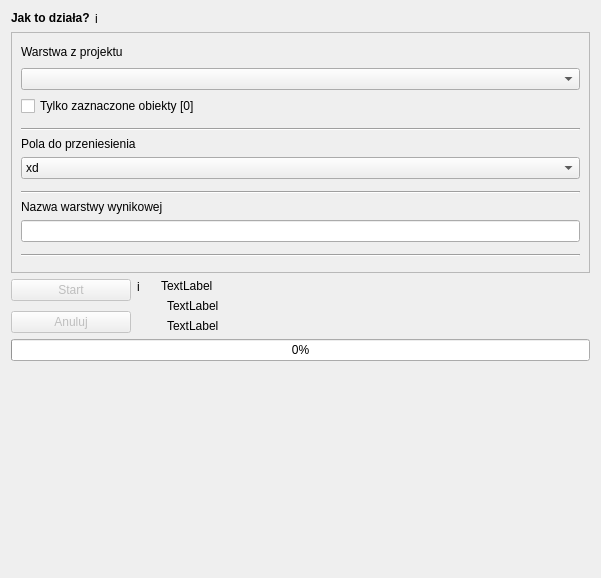
Before: the Qt Designer form gissupport_plugin/modules/uldk/modules/layer_import/main_base.ui in gis-support/gis-support-plugin, drawn with Qt 5.
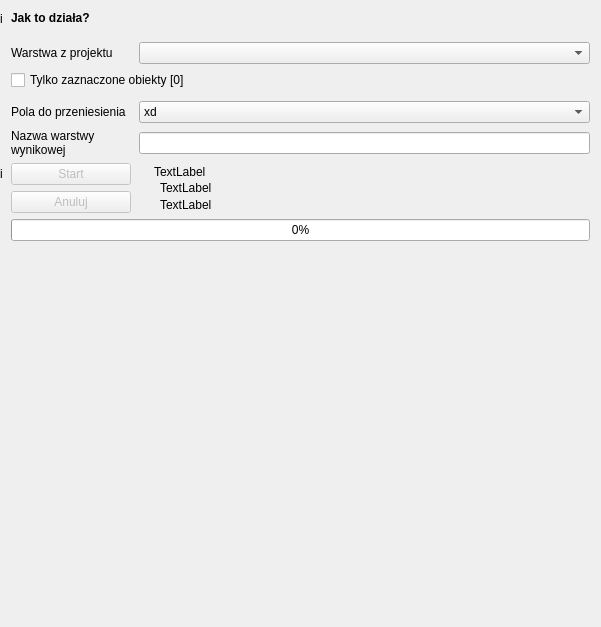
After: the same form once the commit is applied. Custom widgets are drawn as their Qt base class.

What changed in the file:
```diff
--- a/gissupport_plugin/modules/uldk/modules/layer_import/main_base.ui
+++ b/gissupport_plugin/modules/uldk/modules/layer_import/main_base.ui
@@ -7,7 +7,7 @@
     <x>0</x>
     <y>0</y>
     <width>601</width>
-    <height>578</height>
+    <height>627</height>
    </rect>
   </property>
   <property name="sizePolicy">
@@ -26,37 +26,68 @@
    <enum>QFrame::Raised</enum>
   </property>
   <layout class="QVBoxLayout" name="verticalLayout">
+   <property name="leftMargin">
+    <number>0</number>
+   </property>
    <item>
-    <widget class="QFrame" name="frame_how_it_works">
-     <property name="frameShape">
-      <enum>QFrame::NoFrame</enum>
-     </property>
-     <property name="frameShadow">
-      <enum>QFrame::Raised</enum>
-     </property>
-     <property name="lineWidth">
+    <layout class="QGridLayout" name="gridLayout_3">
+     <property name="leftMargin">
       <number>0</number>
      </property>
-     <layout class="QFormLayout" name="formLayout_3">
       <property name="horizontalSpacing">
-       <number>5</number>
-      </property>
-      <property name="verticalSpacing">
-       <number>0</number>
-      </property>
-      <property name="leftMargin">
-       <number>0</number>
-      </property>
-      <property name="topMargin">
-       <number>0</number>
-      </property>
-      <property name="rightMargin">
-       <number>0</number>
-      </property>
-      <property name="bottomMargin">
-       <number>0</number>
-      </property>
-      <item row="0" column="1">
+      <number>8</number>
+     </property>
+     <item row="7" column="1">
+      <widget class="QPushButton" name="button_start">
+       <property name="enabled">
+        <bool>false</bool>
+       </property>
+       <property name="sizePolicy">
+        <sizepolicy hsizetype="Maximum" vsizetype="Fixed">
+         <horstretch>0</horstretch>
+         <verstretch>0</verstretch>
+        </sizepolicy>
+       </property>
+       <property name="minimumSize">
+        <size>
+         <width>120</width>
+         <height>0</height>
+        </size>
+       </property>
+       <property name="text">
+        <string>Start</string>
+       </property>
+      </widget>
+     </item>
+     <item row="8" column="1">
+      <widget class="QPushButton" name="button_cancel">
+       <property name="enabled">
+        <bool>false</bool>
+       </property>
+       <property name="sizePolicy">
+        <sizepolicy hsizetype="Minimum" vsizetype="Fixed">
+         <horstretch>0</horstretch>
+         <verstretch>0</verstretch>
+        </sizepolicy>
+       </property>
+       <property name="minimumSize">
+        <size>
+         <width>120</width>
+         <height>0</height>
+        </size>
+       </property>
+       <property name="maximumSize">
+        <size>
+         <width>120</width>
+         <height>16777215</height>
+        </size>
+       </property>
+       <property name="text">
+        <string>Anuluj</string>
+       </property>
+      </widget>
+     </item>
+     <item row="0" column="0">
        <widget class="QLabel" name="label_info_icon">
         <property name="maximumSize">
          <size>
@@ -75,7 +106,42 @@
         </property>
        </widget>
       </item>
-      <item row="0" column="0">
+     <item row="1" column="1">
+      <spacer name="verticalSpacer_2">
+       <property name="orientation">
+        <enum>Qt::Vertical</enum>
+       </property>
+       <property name="sizeType">
+        <enum>QSizePolicy::Minimum</enum>
+       </property>
+       <property name="sizeHint" stdset="0">
+        <size>
+         <width>20</width>
+         <height>10</height>
+        </size>
+       </property>
+      </spacer>
+     </item>
+     <item row="4" column="1">
+      <spacer name="verticalSpacer_4">
+       <property name="orientation">
+        <enum>Qt::Vertical</enum>
+       </property>
+       <property name="sizeType">
+        <enum>QSizePolicy::Preferred</enum>
+       </property>
+       <property name="sizeHint" stdset="0">
+        <size>
+         <width>20</width>
+         <height>5</height>
+        </size>
+       </property>
+      </spacer>
+     </item>
+     <item row="2" column="2">
+      <widget class="QgsMapLayerComboBox" name="layer_select"/>
+     </item>
+     <item row="0" column="1">
        <widget class="QLabel" name="label_info">
         <property name="maximumSize">
          <size>
@@ -97,123 +163,48 @@
         </property>
        </widget>
       </item>
-     </layout>
-    </widget>
-   </item>
-   <item>
-    <widget class="QFrame" name="frame">
-     <property name="sizePolicy">
-      <sizepolicy hsizetype="Preferred" vsizetype="Minimum">
-       <horstretch>0</horstretch>
-       <verstretch>0</verstretch>
-      </sizepolicy>
-     </property>
-     <property name="minimumSize">
-      <size>
-       <width>0</width>
-       <height>240</height>
-      </size>
-     </property>
+     <item row="6" column="1">
+      <widget class="QLabel" name="label_2">
      <property name="maximumSize">
       <size>
-       <width>16777215</width>
-       <height>16777215</height>
-      </size>
-     </property>
-     <property name="frameShape">
-      <enum>QFrame::StyledPanel</enum>
-     </property>
-     <property name="frameShadow">
-      <enum>QFrame::Raised</enum>
-     </property>
-     <layout class="QVBoxLayout" name="verticalLayout_8">
-      <item>
-       <widget class="QFrame" name="frame_4">
-        <property name="frameShape">
-         <enum>QFrame::NoFrame</enum>
-        </property>
-        <property name="frameShadow">
-         <enum>QFrame::Raised</enum>
-        </property>
-        <layout class="QVBoxLayout" name="verticalLayout_7">
-         <property name="leftMargin">
-          <number>0</number>
-         </property>
-         <property name="topMargin">
-          <number>0</number>
-         </property>
-         <property name="rightMargin">
-          <number>0</number>
-         </property>
-         <property name="bottomMargin">
-          <number>6</number>
-         </property>
-         <item>
-          <widget class="QLabel" name="label">
-           <property name="minimumSize">
-            <size>
-             <width>0</width>
-             <height>20</height>
-            </size>
-           </property>
+         <width>150</width>
+         <height>100</height>
+        </size>
+       </property>
+       <property name="text">
+        <string>Nazwa warstwy
+wynikowej</string>
+       </property>
+       <property name="wordWrap">
+        <bool>true</bool>
+       </property>
+      </widget>
+     </item>
+     <item row="7" column="0">
+      <widget class="QLabel" name="label_info_start">
            <property name="maximumSize">
             <size>
-             <width>16777215</width>
-             <height>20</height>
-            </size>
-           </property>
-           <property name="text">
-            <string>Warstwa z projektu</string>
-           </property>
-          </widget>
-         </item>
-         <item>
-          <widget class="QgsMapLayerComboBox" name="layer_select"/>
-         </item>
-         <item>
-          <widget class="QCheckBox" name="checkbox_selected_only">
+         <width>15</width>
+         <height>15</height>
+        </size>
+       </property>
+       <property name="toolTip">
+        <string/>
+       </property>
            <property name="text">
-            <string>Tylko zaznaczone obiekty [0]</string>
-           </property>
-          </widget>
-         </item>
-        </layout>
-       </widget>
-      </item>
-      <item>
-       <widget class="Line" name="line_2">
-        <property name="orientation">
-         <enum>Qt::Horizontal</enum>
+        <string>i</string>
+       </property>
+       <property name="scaledContents">
+        <bool>true</bool>
         </property>
        </widget>
       </item>
-      <item>
-       <widget class="QFrame" name="frame_3">
-        <property name="frameShape">
-         <enum>QFrame::NoFrame</enum>
-        </property>
-        <property name="frameShadow">
-         <enum>QFrame::Raised</enum>
-        </property>
-        <layout class="QVBoxLayout" name="verticalLayout_6">
-         <property name="leftMargin">
-          <number>0</number>
-         </property>
-         <property name="topMargin">
-          <number>0</number>
-         </property>
-         <property name="rightMargin">
-          <number>0</number>
-         </property>
-         <property name="bottomMargin">
-          <number>6</number>
-         </property>
-         <item>
+     <item row="5" column="1">
           <widget class="QLabel" name="label_4">
            <property name="maximumSize">
             <size>
-             <width>16777215</width>
-             <height>20</height>
+         <width>150</width>
+         <height>100</height>
             </size>
            </property>
            <property name="text">
@@ -224,76 +215,7 @@
            </property>
           </widget>
          </item>
-         <item>
-          <widget class="QgsCheckableComboBox" name="combobox_fields_select">
-           <property name="defaultText">
-            <string>Kliknij strzałkę, aby wybrać</string>
-           </property>
-           <item>
-            <property name="text">
-             <string>xd</string>
-            </property>
-           </item>
-           <item>
-            <property name="text">
-             <string>Nowy element</string>
-            </property>
-           </item>
-           <item>
-            <property name="text">
-             <string>dx</string>
-            </property>
-           </item>
-          </widget>
-         </item>
-        </layout>
-       </widget>
-      </item>
-      <item>
-       <widget class="Line" name="line">
-        <property name="orientation">
-         <enum>Qt::Horizontal</enum>
-        </property>
-       </widget>
-      </item>
-      <item>
-       <widget class="QFrame" name="frame_5">
-        <property name="frameShape">
-         <enum>QFrame::NoFrame</enum>
-        </property>
-        <property name="frameShadow">
-         <enum>QFrame::Raised</enum>
-        </property>
-        <layout class="QVBoxLayout" name="verticalLayout_4">
-         <property name="leftMargin">
-          <number>0</number>
-         </property>
-         <property name="topMargin">
-          <number>0</number>
-         </property>
-         <property name="rightMargin">
-          <number>0</number>
-         </property>
-         <property name="bottomMargin">
-          <number>6</number>
-         </property>
-         <item>
-          <widget class="QLabel" name="label_2">
-           <property name="maximumSize">
-            <size>
-             <width>16777215</width>
-             <height>20</height>
-            </size>
-           </property>
-           <property name="text">
-            <string>Nazwa warstwy wynikowej</string>
-           </property>
-           <property name="wordWrap">
-            <bool>true</bool>
-           </property>
-          </widget>
-         </item>
-         <item>
+     <item row="6" column="2">
           <widget class="QLineEdit" name="text_edit_target_layer_name">
            <property name="sizePolicy">
             <sizepolicy hsizetype="Expanding" vsizetype="Fixed">
@@ -303,151 +225,7 @@
            </property>
           </widget>
          </item>
-        </layout>
-       </widget>
-      </item>
-      <item>
-       <widget class="Line" name="line_3">
-        <property name="orientation">
-         <enum>Qt::Horizontal</enum>
-        </property>
-       </widget>
-      </item>
-      <item>
-       <widget class="QFrame" name="frame_6">
-        <property name="frameShape">
-         <enum>QFrame::NoFrame</enum>
-        </property>
-        <property name="frameShadow">
-         <enum>QFrame::Raised</enum>
-        </property>
-        <layout class="QFormLayout" name="formLayout">
-         <property name="horizontalSpacing">
-          <number>0</number>
-         </property>
-         <property name="leftMargin">
-          <number>0</number>
-         </property>
-         <property name="topMargin">
-          <number>0</number>
-         </property>
-         <property name="rightMargin">
-          <number>0</number>
-         </property>
-         <property name="bottomMargin">
-          <number>0</number>
-         </property>
-        </layout>
-       </widget>
-      </item>
-     </layout>
-    </widget>
-   </item>
-   <item>
-    <widget class="QFrame" name="frame_2">
-     <property name="maximumSize">
-      <size>
-       <width>16777215</width>
-       <height>100</height>
-      </size>
-     </property>
-     <property name="frameShape">
-      <enum>QFrame::NoFrame</enum>
-     </property>
-     <property name="frameShadow">
-      <enum>QFrame::Raised</enum>
-     </property>
-     <layout class="QFormLayout" name="formLayout_2">
-      <property name="leftMargin">
-       <number>0</number>
-      </property>
-      <property name="topMargin">
-       <number>0</number>
-      </property>
-      <property name="rightMargin">
-       <number>0</number>
-      </property>
-      <property name="bottomMargin">
-       <number>0</number>
-      </property>
-      <item row="0" column="0">
-       <layout class="QVBoxLayout" name="verticalLayout_2">
-        <item>
-         <layout class="QFormLayout" name="formLayout_6">
-          <item row="0" column="0">
-           <widget class="QPushButton" name="button_start">
-            <property name="enabled">
-             <bool>false</bool>
-            </property>
-            <property name="sizePolicy">
-             <sizepolicy hsizetype="Maximum" vsizetype="Fixed">
-              <horstretch>0</horstretch>
-              <verstretch>0</verstretch>
-             </sizepolicy>
-            </property>
-            <property name="minimumSize">
-             <size>
-              <width>120</width>
-              <height>0</height>
-             </size>
-            </property>
-            <property name="text">
-             <string>Start</string>
-            </property>
-           </widget>
-          </item>
-          <item row="0" column="1">
-           <widget class="QLabel" name="label_info_start">
-            <property name="maximumSize">
-             <size>
-              <width>15</width>
-              <height>15</height>
-             </size>
-            </property>
-            <property name="toolTip">
-             <string/>
-            </property>
-            <property name="text">
-             <string>i</string>
-            </property>
-            <property name="scaledContents">
-             <bool>true</bool>
-            </property>
-           </widget>
-          </item>
-         </layout>
-        </item>
-        <item>
-         <widget class="QPushButton" name="button_cancel">
-          <property name="enabled">
-           <bool>false</bool>
-          </property>
-          <property name="sizePolicy">
-           <sizepolicy hsizetype="Minimum" vsizetype="Fixed">
-            <horstretch>0</horstretch>
-            <verstretch>0</verstretch>
-           </sizepolicy>
-          </property>
-          <property name="minimumSize">
-           <size>
-            <width>120</width>
-            <height>0</height>
-           </size>
-          </property>
-          <property name="maximumSize">
-           <size>
-            <width>120</width>
-            <height>16777215</height>
-           </size>
-          </property>
-          <property name="text">
-           <string>Anuluj</string>
-          </property>
-         </widget>
-        </item>
-       </layout>
-      </item>
-      <item row="0" column="1">
+     <item row="7" column="2" rowspan="2">
        <layout class="QVBoxLayout" name="verticalLayout_3">
         <property name="leftMargin">
          <number>15</number>
@@ -481,10 +259,61 @@
         </item>
        </layout>
       </item>
-     </layout>
-    </widget>
-   </item>
+     <item row="3" column="1" colspan="2">
+      <widget class="QCheckBox" name="checkbox_selected_only">
+       <property name="maximumSize">
+        <size>
+         <width>16777215</width>
+         <height>100</height>
+        </size>
+       </property>
+       <property name="text">
+        <string>Tylko zaznaczone obiekty [0]</string>
+       </property>
+      </widget>
+     </item>
+     <item row="2" column="1">
+      <widget class="QLabel" name="label">
+       <property name="minimumSize">
+        <size>
+         <width>0</width>
+         <height>20</height>
+        </size>
+       </property>
+       <property name="maximumSize">
+        <size>
+         <width>150</width>
+         <height>100</height>
+        </size>
+       </property>
+       <property name="text">
+        <string>Warstwa z projektu</string>
+       </property>
+      </widget>
+     </item>
+     <item row="5" column="2">
+      <widget class="QgsCheckableComboBox" name="combobox_fields_select">
+       <property name="defaultText" stdset="0">
+        <string>Kliknij strzałkę, aby wybrać</string>
+       </property>
    <item>
+        <property name="text">
+         <string>xd</string>
+        </property>
+       </item>
+       <item>
+        <property name="text">
+         <string>Nowy element</string>
+        </property>
+       </item>
+       <item>
+        <property name="text">
+         <string>dx</string>
+        </property>
+       </item>
+      </widget>
+     </item>
+     <item row="9" column="1" colspan="2">
     <widget class="QProgressBar" name="progress_bar">
      <property name="sizePolicy">
       <sizepolicy hsizetype="Minimum" vsizetype="Fixed">
@@ -503,6 +332,8 @@
      </property>
     </widget>
    </item>
+    </layout>
+   </item>
    <item>
     <spacer name="verticalSpacer">
      <property name="orientation">
@@ -519,16 +350,16 @@
   </layout>
  </widget>
  <customwidgets>
-  <customwidget>
-   <class>QgsCheckableComboBox</class>
-   <extends>QComboBox</extends>
-   <header>qgscheckablecombobox.h</header>
-  </customwidget>
   <customwidget>
    <class>QgsMapLayerComboBox</class>
    <extends>QComboBox</extends>
    <header>qgsmaplayercombobox.h</header>
   </customwidget>
+  <customwidget>
+   <class>QgsCheckableComboBox</class>
+   <extends>QComboBox</extends>
+   <header>qgscheckablecombobox.h</header>
+  </customwidget>
  </customwidgets>
  <resources/>
  <connections/>
```
Lines whose indentation alone changed are shown as unchanged.
